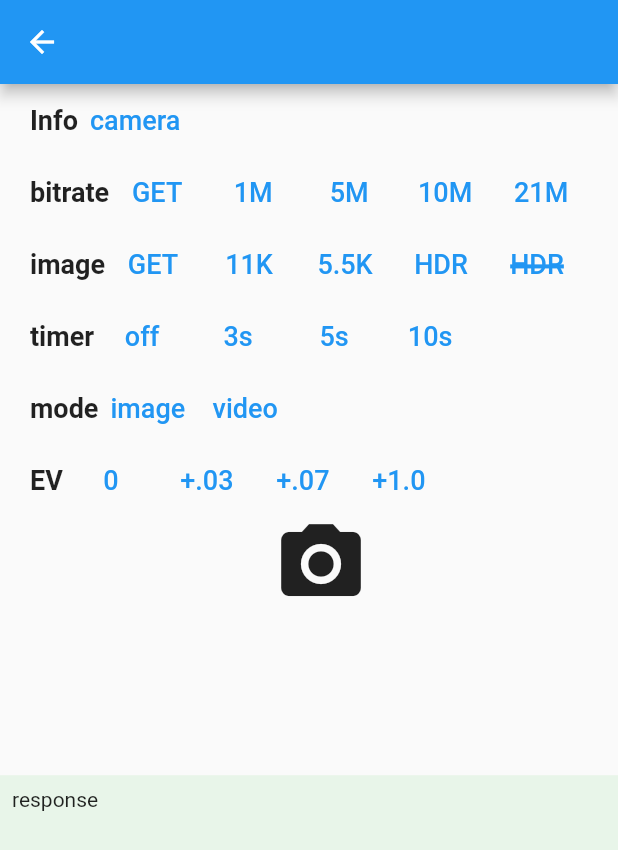
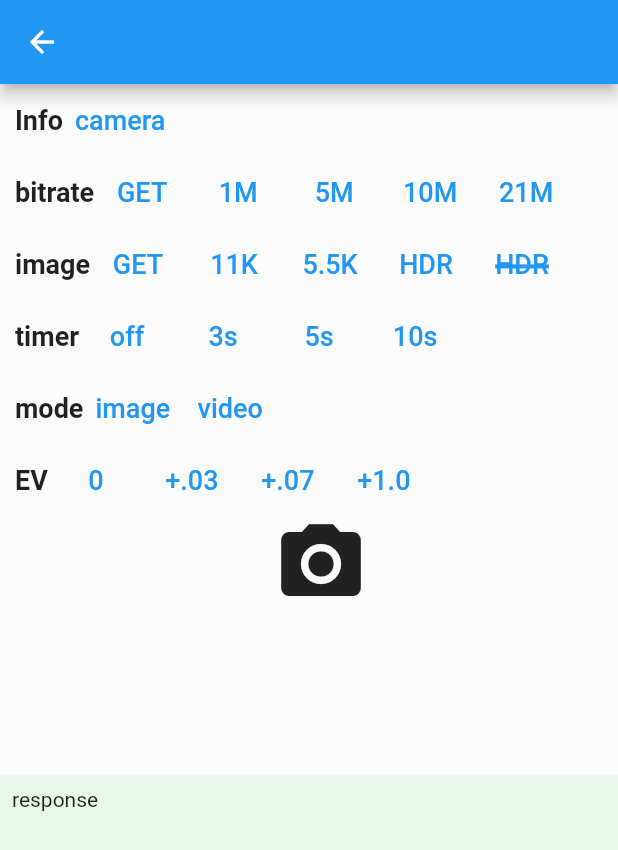
Before and after one commit to codetricity/theta_client_bitrate, a Flutter app: the OptionScreen screen opened directly, on a phone screen of 412 x 824 dp. Shown: the top 850 px of the screen. Run offline on Flutter 3.47's test engine with Material 2 defaults, Android fonts, the phone set to English and light mode, and no system bars; our stand-ins replace plugin_platform_interface, video_player.

Commit message:
reduced spacing

```diff
--- a/lib/option_screen.dart
+++ b/lib/option_screen.dart
@@ -3,7 +3,6 @@ import 'dart:convert';
 import 'package:flutter/material.dart';
 import 'package:theta_client_flutter/theta_client_flutter.dart';
 import 'package:http/http.dart' as http;
-
 
 class OptionScreen extends StatefulWidget {
   const OptionScreen({Key? key}) : super(key: key);
@@ -29,7 +28,7 @@ class _OptionScreenState extends State<OptionScreen> {
               Row(
                 children: [
                   const SizedBox(
-                    width: 20,
+                    width: 10,
                   ),
                   const Text(
                     'Info',
@@ -60,14 +59,15 @@ class _OptionScreenState extends State<OptionScreen> {
                   ),
                 ],
               ),
-              Row(
+              Padding(
+                padding: const EdgeInsets.only(left: 10.0),
+                child: Row(
+                  mainAxisAlignment: MainAxisAlignment.start,
                   children: [
-                  const SizedBox(
-                    width: 20,
-                  ),
                     const Text(
                       'bitrate',
-                    style: TextStyle(fontWeight: FontWeight.bold, fontSize: 18),
+                      style:
+                          TextStyle(fontWeight: FontWeight.bold, fontSize: 18),
                     ),
                     TextButton(
                       onPressed: () async {
@@ -78,7 +78,8 @@ class _OptionScreenState extends State<OptionScreen> {
                           }
                         };
                         final cameraResponse = await http.post(
-                          Uri.parse('http://192.168.1.1/osc/commands/execute'),
+                            Uri.parse(
+                                'http://192.168.1.1/osc/commands/execute'),
                             body: jsonEncode(body),
                             headers: {
                               'Content-Type': 'application/json;charset=utf-8'
@@ -103,7 +104,8 @@ class _OptionScreenState extends State<OptionScreen> {
                           }
                         };
                         final cameraResponse = await http.post(
-                          Uri.parse('http://192.168.1.1/osc/commands/execute'),
+                            Uri.parse(
+                                'http://192.168.1.1/osc/commands/execute'),
                             body: jsonEncode(body),
                             headers: {
                               'Content-Type': 'application/json;charset=utf-8'
@@ -127,7 +129,8 @@ class _OptionScreenState extends State<OptionScreen> {
                           }
                         };
                         final cameraResponse = await http.post(
-                          Uri.parse('http://192.168.1.1/osc/commands/execute'),
+                            Uri.parse(
+                                'http://192.168.1.1/osc/commands/execute'),
                             body: jsonEncode(body),
                             headers: {
                               'Content-Type': 'application/json;charset=utf-8'
@@ -151,7 +154,8 @@ class _OptionScreenState extends State<OptionScreen> {
                           }
                         };
                         final cameraResponse = await http.post(
-                          Uri.parse('http://192.168.1.1/osc/commands/execute'),
+                            Uri.parse(
+                                'http://192.168.1.1/osc/commands/execute'),
                             body: jsonEncode(body),
                             headers: {
                               'Content-Type': 'application/json;charset=utf-8'
@@ -175,7 +179,8 @@ class _OptionScreenState extends State<OptionScreen> {
                           }
                         };
                         final cameraResponse = await http.post(
-                          Uri.parse('http://192.168.1.1/osc/commands/execute'),
+                            Uri.parse(
+                                'http://192.168.1.1/osc/commands/execute'),
                             body: jsonEncode(body),
                             headers: {
                               'Content-Type': 'application/json;charset=utf-8'
@@ -192,10 +197,11 @@ class _OptionScreenState extends State<OptionScreen> {
                     ),
                   ],
                 ),
+              ),
               Row(
                 children: [
                   const SizedBox(
-                    width: 20,
+                    width: 10,
                   ),
                   const Text('image',
                       style:
@@ -281,7 +287,7 @@ class _OptionScreenState extends State<OptionScreen> {
               Row(
                 children: [
                   const SizedBox(
-                    width: 20,
+                    width: 10,
                   ),
                   const Text('timer',
                       style:
@@ -347,7 +353,7 @@ class _OptionScreenState extends State<OptionScreen> {
               Row(
                 children: [
                   const SizedBox(
-                    width: 20,
+                    width: 10,
                   ),
                   const Text(
                     'mode',
@@ -386,7 +392,7 @@ class _OptionScreenState extends State<OptionScreen> {
               Row(
                 children: [
                   const SizedBox(
-                    width: 20,
+                    width: 10,
                   ),
                   const Text(
                     'EV',
```
Lines whose indentation alone changed are shown as unchanged.
